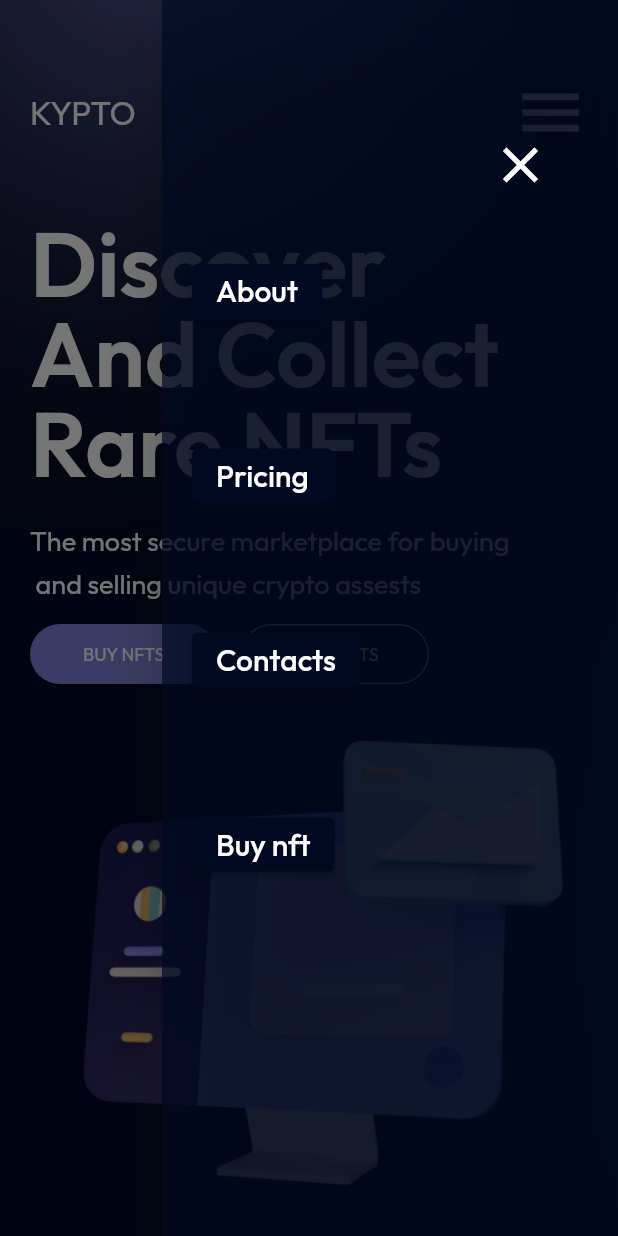
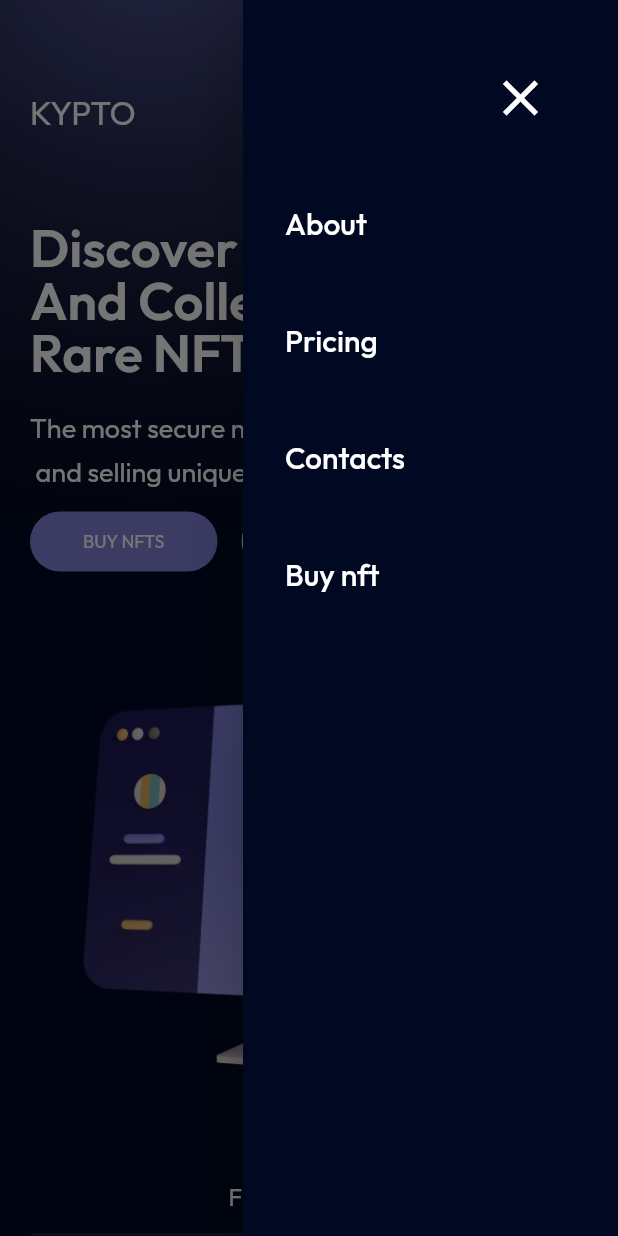
Before and after one commit to doola-dev/buy_nft, a Flutter app: the screen it shows after launch, with the side drawer open, on a phone screen of 412 x 824 dp. Run offline on Flutter 3.47's test engine with Material 2 defaults, Android fonts, the phone set to English and light mode, and no system bars; our stand-ins replace flutter_hooks, google_fonts, nb_utils; missing offline and left inert: adaptive_scrollbar.

Commit message:
feat: :art: Improved over all UI looks for different screen sizes

```diff
--- a/lib/constants/screen_dimensions.dart
+++ b/lib/constants/screen_dimensions.dart
@@ -1,4 +1,4 @@
 
 
 const  kMaxMobileWidth = 700 ;
-const  kmaxDesktopWidth = 1200;
+const  kmaxTabWidth = 1200;
--- a/lib/responsive/responsive_layout.dart
+++ b/lib/responsive/responsive_layout.dart
@@ -17,7 +17,7 @@ class ResponsiveLayout extends StatelessWidget {
     return LayoutBuilder(builder: (context, constraints) {
       if (constraints.maxWidth < kMaxMobileWidth) {
         return mobileScreen;
-      } else if (constraints.maxWidth < kmaxDesktopWidth) {
+      } else if (constraints.maxWidth < kmaxTabWidth) {
         return tabletScreen;
       } else {
         return desktopScreen;
--- a/lib/responsive/screens/desktop_screen.dart
+++ b/lib/responsive/screens/desktop_screen.dart
@@ -6,6 +6,7 @@ import 'package:buy_nft/widgets/buy_sell_button.dart';
 import 'package:buy_nft/widgets/call_to_action.dart';
 import 'package:buy_nft/widgets/constants.dart';
 import 'package:buy_nft/widgets/gradients.dart';
+import 'package:buy_nft/widgets/home_navigation.dart';
 import 'package:buy_nft/widgets/home_title.dart';
 import 'package:buy_nft/widgets/testimonals_title_widget.dart';
 import 'package:buy_nft/widgets/testimonials.dart';
@@ -50,7 +51,7 @@ class DesktopScreen extends HookWidget {
                               Text('KYPTO',
                                   style: GoogleFonts.outfit(
                                       color: Colors.white, fontSize: 20)),
-                              navigationBar
+                              const HomeNavigation()
                             ]),
                         180.height,
                         Row(
--- a/lib/responsive/screens/mobile_screen.dart
+++ b/lib/responsive/screens/mobile_screen.dart
@@ -1,8 +1,8 @@
 import 'package:buy_nft/gen/assets.gen.dart';
 import 'package:buy_nft/widgets/analytics_text_widget.dart';
 import 'package:buy_nft/widgets/buy_sell_button.dart';
-import 'package:buy_nft/widgets/constants.dart';
 import 'package:buy_nft/widgets/gradients.dart';
+import 'package:buy_nft/widgets/home_navigation.dart';
 import 'package:buy_nft/widgets/home_title.dart';
 import 'package:buy_nft/widgets/testimonals_title_widget.dart';
 import 'package:buy_nft/widgets/testimonials.dart';
@@ -28,11 +28,13 @@ class MobileScreen extends HookWidget {
       key: _globalKey,
       backgroundColor: AppColor.primary,
       endDrawer: Drawer(
-        backgroundColor: AppColor.primary.withOpacity(0.7),
+        width: 250,
+
+        backgroundColor: AppColor.primary,
         child: ListView(
           children: [
             const SizedBox(
-              height: 90,
+              height: 45,
             ),
             Align(
                 alignment: Alignment.centerRight,
@@ -45,7 +47,7 @@ class MobileScreen extends HookWidget {
                     _globalKey.currentState!.closeEndDrawer();
                   },
                 )).paddingRight(45),
-            verticalNavigationBar
+            const HomeNavigation()
           ],
         ),
       ),
--- a/lib/widgets/constants.dart
+++ b/lib/widgets/constants.dart
@@ -3,59 +3,6 @@ import 'package:flutter/material.dart';
 import 'package:google_fonts/google_fonts.dart';
 import 'package:nb_utils/nb_utils.dart';
 
-var navigationBar = Row(
-  children: [
-    ElevatedButton(
-        onPressed: () {},
-        child: Text('about',
-            style: GoogleFonts.outfit(color: Colors.white, fontSize: 17))),
-    75.width,
-    ElevatedButton(
-      onPressed: () {},
-      child: Text('pricing',
-          style: GoogleFonts.outfit(color: Colors.white, fontSize: 17)),
-    ),
-    75.width,
-    ElevatedButton(
-      onPressed: () {},
-      child: Text('contacts',
-          style: GoogleFonts.outfit(color: Colors.white, fontSize: 17)),
-    ),
-    75.width,
-    ElevatedButton(
-      onPressed: () {},
-      child: Text('buy nft',
-          style: GoogleFonts.outfit(color: Colors.white, fontSize: 17)),
-    ),
-  ],
-);
-var verticalNavigationBar = Column(
-  crossAxisAlignment: CrossAxisAlignment.start,
-  children: [
-    ElevatedButton(
-        onPressed: () {},
-        child: Text('About',
-            style: GoogleFonts.outfit(color: Colors.white, fontSize: 20))),
-    75.height,
-    ElevatedButton(
-      onPressed: () {},
-      child: Text('Pricing',
-          style: GoogleFonts.outfit(color: Colors.white, fontSize: 20)),
-    ),
-    75.height,
-    ElevatedButton(
-      onPressed: () {},
-      child: Text('Contacts',
-          style: GoogleFonts.outfit(color: Colors.white, fontSize: 20)),
-    ),
-    75.height,
-    ElevatedButton(
-      onPressed: () {},
-      child: Text('Buy nft',
-          style: GoogleFonts.outfit(color: Colors.white, fontSize: 20)),
-    ),
-  ],
-).paddingSymmetric(vertical: 40, horizontal: 20);
 
 
   const ColorFilter greyscale = ColorFilter.matrix(<double>[
--- /dev/null
+++ b/lib/widgets/home_navigation.dart
@@ -0,0 +1,76 @@
+import 'package:buy_nft/constants/screen_dimensions.dart';
+import 'package:flutter/material.dart';
+import 'package:google_fonts/google_fonts.dart';
+import 'package:nb_utils/nb_utils.dart';
+
+class HomeNavigation extends StatelessWidget {
+  const HomeNavigation({super.key});
+
+  @override
+  Widget build(BuildContext context) {
+    return LayoutBuilder(builder: (context, constraint) {
+      return constraint.maxWidth < kMaxMobileWidth
+          ? Column(
+              crossAxisAlignment: CrossAxisAlignment.start,
+              children: [
+                TextButton(
+                    onPressed: () {},
+                    child: Text('About',
+                        style: GoogleFonts.outfit(
+                            color: Colors.white, fontSize: 20))),
+                30.height,
+                TextButton(
+                  onPressed: () {},
+                  child: Text('Pricing',
+                      style: GoogleFonts.outfit(
+                          color: Colors.white, fontSize: 20)),
+                ),
+                30.height,
+                TextButton(
+                  onPressed: () {},
+                  child: Text('Contacts',
+                      style: GoogleFonts.outfit(
+                          color: Colors.white, fontSize: 20)),
+                ),
+                30.height,
+                TextButton(
+                  onPressed: () {},
+                  child: Text('Buy nft',
+                      style: GoogleFonts.outfit(
+                          color: Colors.white, fontSize: 20)),
+                ),
+              ],
+            ).paddingSymmetric(vertical: 40, horizontal: 20)
+          : Row(
+              children: [
+                TextButton(
+                    onPressed: () {},
+                    child: Text('about',
+                        style: GoogleFonts.outfit(
+                            color: Colors.white, fontSize: 17))),
+                75.width,
+                TextButton(
+                  onPressed: () {},
+                  child: Text('pricing',
+                      style: GoogleFonts.outfit(
+                          color: Colors.white, fontSize: 17)),
+                ),
+                75.width,
+                TextButton(
+                  onPressed: () {},
+                  child: Text('contacts',
+                      style: GoogleFonts.outfit(
+                          color: Colors.white, fontSize: 17)),
+                ),
+                75.width,
+                TextButton(
+                  onPressed: () {},
+                  child: Text('buy nft',
+                      style: GoogleFonts.outfit(
+                          color: Colors.white, fontSize: 17)),
+                ),
+              ],
+            );
+    });
+  }
+}
--- a/lib/widgets/home_title.dart
+++ b/lib/widgets/home_title.dart
@@ -12,14 +12,16 @@
       return Column(
         crossAxisAlignment: CrossAxisAlignment.start,
         children: [
-          Text(
-            'Discover\nAnd Collect\nRare NFTs',
-            style: GoogleFonts.outfit(
-                fontWeight: FontWeight.w600,
-                color: Colors.white,
-                height: 1,
-                fontSize:  constraint.maxWidth < kMaxMobileWidth ? 60  : 80),
-          ),
+          Text('Discover\nAnd Collect\nRare NFTs',
+              style: GoogleFonts.outfit(
+                  fontWeight: FontWeight.w600,
+                  color: Colors.white,
+                  height: 1,
+                  fontSize: constraint.maxWidth < kMaxMobileWidth
+                      ? 35
+                      : constraint.maxWidth < kmaxTabWidth
+                          ? 60
+                          : 80)),
           14.height,
           Text(
               'The most secure marketplace for buying\n and selling unique crypto assests',
```
Also changed, not shown: 1 other file.
